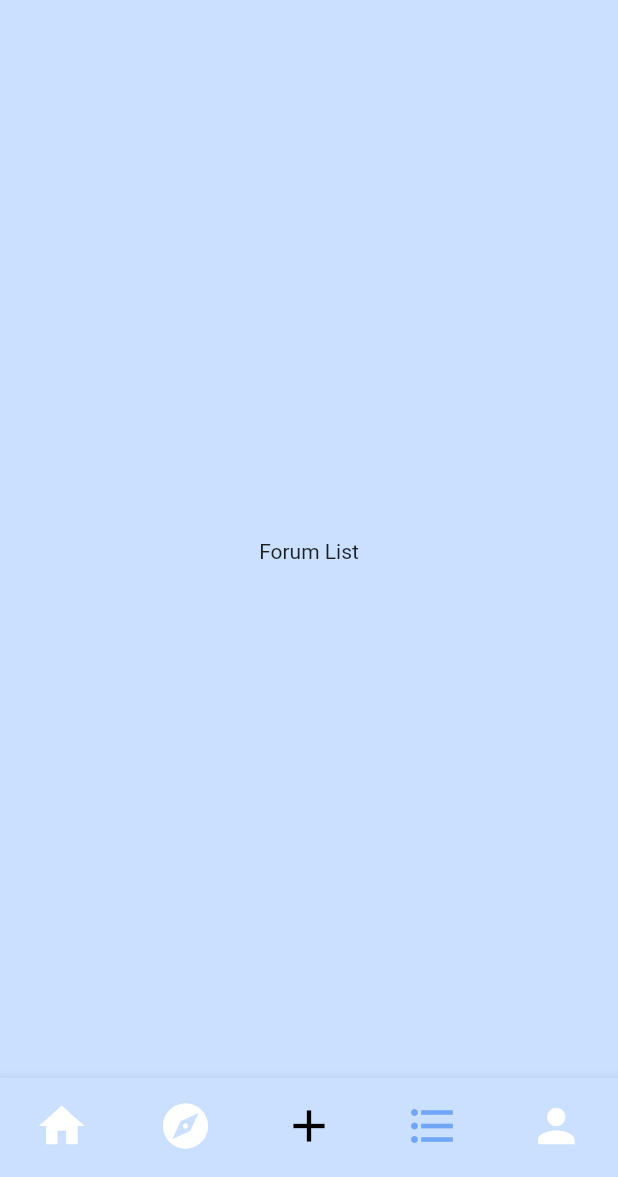
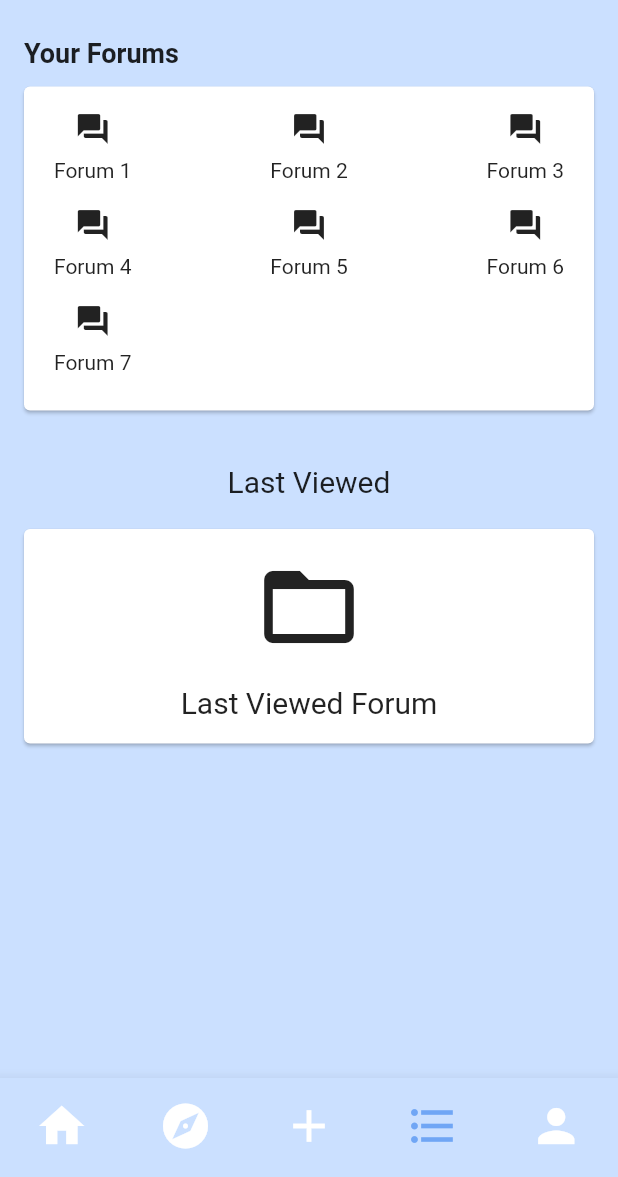
Before and after one commit to drdofx/talk-parmad-app, a Flutter app: the screen it shows after launch, item 4 of the bottom bar chosen, on a phone screen of 412 x 824 dp, the part 59-1236 px from its top. Run offline on Flutter 3.47's test engine with Material 2 defaults, Android fonts, the phone set to English and light mode, and no system bars; missing offline and left inert: dart:ffi; network calls fail.

Commit message:
add forum list (WIP)

```diff
--- a/lib/main.dart
+++ b/lib/main.dart
@@ -1,4 +1,5 @@
 import 'package:flutter/material.dart';
+import 'package:talk_parmad/screens/forum_list_page.dart';
 import 'package:talk_parmad/screens/home_page.dart';
 
 void main() {
@@ -21,7 +22,7 @@ class _MyAppState extends State<MyApp> {
         child: Text('Forum Discovery')), // Updated text for the second item
     const Center(
         child: Text('Create Forum')), // Updated text for the third item
-    const Center(child: Text('Forum List')), // Updated text for the fourth item
+    ForumListPage(), // Updated text for the fourth item
     const Center(child: Text('Profile')),
   ];
 
@@ -74,11 +75,8 @@ class _MyAppState extends State<MyApp> {
               label: 'Forum Discovery',
             ),
             BottomNavigationBarItem(
-              icon: Icon(
-                Icons.add,
-                size: 36.0,
-                color: Colors.black,
-              ), // Updated icon for the third item
+              icon: Icon(Icons.add,
+                  size: 36.0), // Updated icon for the third item
               label: 'Create Forum',
             ),
             BottomNavigationBarItem(
--- /dev/null
+++ b/lib/screens/forum_list_page.dart
@@ -0,0 +1,42 @@
+import 'package:flutter/material.dart';
+import 'package:talk_parmad/widgets/forum_list_card.dart';
+
+class ForumListPage extends StatelessWidget {
+  final List<ForumData> forums = [
+    ForumData(name: 'Forum 1', icon: Icons.forum),
+    ForumData(name: 'Forum 2', icon: Icons.forum),
+    ForumData(name: 'Forum 3', icon: Icons.forum),
+    ForumData(name: 'Forum 4', icon: Icons.forum),
+    ForumData(name: 'Forum 5', icon: Icons.forum),
+    ForumData(name: 'Forum 6', icon: Icons.forum),
+    ForumData(name: 'Forum 7', icon: Icons.forum),
+    // Add more forum data as needed
+  ];
+
+  @override
+  Widget build(BuildContext context) {
+    return SingleChildScrollView(
+      child: Column(
+        children: [
+          Padding(
+            padding: const EdgeInsets.only(top: 8.0, left: 16.0, bottom: 8.0),
+            child: Align(
+              alignment: Alignment.centerLeft,
+              child: Text(
+                'Your Forums',
+                style: TextStyle(
+                  fontSize: 18,
+                  fontWeight: FontWeight.bold,
+                ),
+              ),
+            ),
+          ),
+          Padding(
+            padding: const EdgeInsets.symmetric(horizontal: 12.0),
+            child: ForumListCard(forums: forums),
+          ),
+        ],
+      ),
+    );
+  }
+}
--- /dev/null
+++ b/lib/widgets/forum_list_card.dart
@@ -0,0 +1,81 @@
+import 'package:flutter/material.dart';
+
+class ForumListCard extends StatelessWidget {
+  final List<ForumData> forums;
+
+  const ForumListCard({required this.forums});
+
+  @override
+  Widget build(BuildContext context) {
+    return Column(
+      children: [
+        Card(
+          child: Padding(
+            padding: const EdgeInsets.only(
+                top: 16.0, left: 8.0, right: 8.0, bottom: 8.0),
+            child: Column(
+              children: [
+                for (int i = 0; i < forums.length; i += 3)
+                  Padding(
+                    padding: const EdgeInsets.only(
+                        bottom: 16.0,
+                        left: 12.0,
+                        right: 12.0), // Add bottom padding
+                    child: Row(
+                      mainAxisAlignment: MainAxisAlignment.spaceBetween,
+                      children: [
+                        for (int j = i; j < i + 3 && j < forums.length; j++)
+                          Column(
+                            children: [
+                              Icon(forums[j].icon),
+                              SizedBox(height: 8.0),
+                              Text(forums[j].name),
+                            ],
+                          ),
+                      ],
+                    ),
+                  ),
+              ],
+            ),
+          ),
+        ),
+        SizedBox(height: 32.0),
+        Text(
+          'Last Viewed',
+          style: TextStyle(
+            fontWeight: FontWeight.normal,
+            fontSize: 20.0,
+          ),
+        ),
+        SizedBox(height: 16.0),
+        Card(
+          child: Container(
+            padding: const EdgeInsets.all(16.0),
+            width: double.infinity,
+            child: Column(
+              mainAxisAlignment: MainAxisAlignment.center,
+              children: [
+                Icon(Icons.folder_open, size: 72.0),
+                SizedBox(height: 16.0),
+                Text(
+                  'Last Viewed Forum',
+                  style: TextStyle(
+                    fontWeight: FontWeight.normal,
+                    fontSize: 20.0,
+                  ),
+                ),
+              ],
+            ),
+          ),
+        )
+      ],
+    );
+  }
+}
+
+class ForumData {
+  final String name;
+  final IconData icon;
+
+  const ForumData({required this.name, required this.icon});
+}
--- a/lib/widgets/thread_card.dart
+++ b/lib/widgets/thread_card.dart
@@ -1,7 +1,5 @@
 import 'package:flutter/material.dart';
-import 'package:talk_parmad/models/forum.dart';
 import 'package:talk_parmad/models/home_page.dart';
-import 'package:talk_parmad/models/thread.dart';
 
 class ThreadCard extends StatelessWidget {
   final HomePageModel homeData;
```
